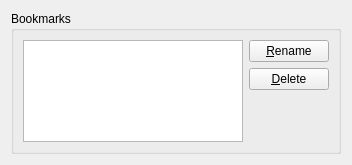
Qt form kword/part/dialogs/KWSelectBookmark.ui (KDE/calligra) before a commit.
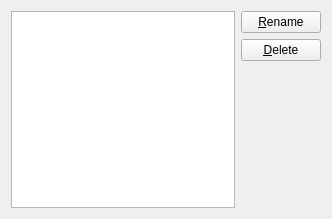
The same form after that commit.

Commit message: Remove top-level groupbox that didn't add anything

```diff
--- a/kword/part/dialogs/KWSelectBookmark.ui
+++ b/kword/part/dialogs/KWSelectBookmark.ui
@@ -1,64 +1,47 @@
 <ui version="4.0" >
  <class>SelectBookmark</class>
- <widget class="QWidget" name="SelectBookmark" >
-  <property name="geometry" >
+ <widget class="QWidget" name="KWSelectBookmark">
+  <property name="geometry">
    <rect>
     <x>0</x>
     <y>0</y>
-    <width>352</width>
-    <height>165</height>
+    <width>332</width>
+    <height>219</height>
    </rect>
   </property>
-  <property name="windowTitle" >
-   <string>Select Bookmark</string>
-  </property>
-  <layout class="QVBoxLayout" >
-   <item>
-    <widget class="QGroupBox" name="bookmarkGroupBox" >
-     <property name="title" >
-      <string>Bookmarks</string>
-     </property>
-     <layout class="QGridLayout" >
-      <item row="0" column="1" >
-       <widget class="QPushButton" name="buttonRename" >
-        <property name="text" >
+  <layout class="QGridLayout" name="gridLayout">
+   <item row="0" column="0" rowspan="3">
+    <widget class="QListWidget" name="bookmarkList"/>
+   </item>
+   <item row="0" column="1">
+    <widget class="QPushButton" name="buttonRename">
+     <property name="text">
          <string>&amp;Rename</string>
         </property>
        </widget>
       </item>
-      <item row="1" column="1" >
-       <widget class="QPushButton" name="buttonDelete" >
-        <property name="text" >
+   <item row="1" column="1">
+    <widget class="QPushButton" name="buttonDelete">
+     <property name="text">
          <string>&amp;Delete</string>
         </property>
        </widget>
       </item>
-      <item row="2" column="1" >
-       <spacer>
-        <property name="orientation" >
+   <item row="2" column="1">
+    <spacer name="spacer">
+     <property name="orientation">
          <enum>Qt::Vertical</enum>
         </property>
-        <property name="sizeHint" >
+     <property name="sizeHint" stdset="0">
          <size>
           <width>20</width>
-          <height>71</height>
+       <height>152</height>
          </size>
         </property>
        </spacer>
       </item>
-      <item rowspan="3" row="0" column="0" >
-       <widget class="QListWidget" name="bookmarkList" />
-      </item>
-     </layout>
-    </widget>
-   </item>
-  </layout>
- </widget>
- <tabstops>
-  <tabstop>bookmarkList</tabstop>
-  <tabstop>buttonRename</tabstop>
-  <tabstop>buttonDelete</tabstop>
- </tabstops>
+  </layout>
+ </widget>
  <resources/>
  <connections/>
 </ui>
```
Left out of the diff: 3 changed lines with no effect on the pictures. Lines whose indentation alone changed are shown as unchanged.
